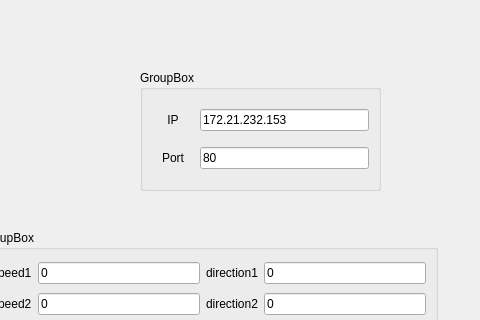
The window that HandyController/mainwindow.ui (maralmd78/HideAndSeek-BScProject) describes before a commit, drawn with Qt 5; both pictures show x 320 to 800 and y 0 to 320 of the 800 by 615 pixel window.
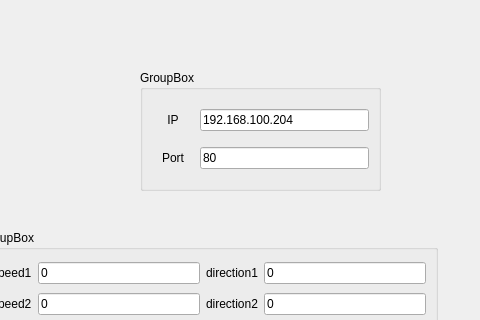
The same window after the commit.

```diff
--- a/HandyController/mainwindow.ui
+++ b/HandyController/mainwindow.ui
@@ -46,7 +46,7 @@
      <item row="0" column="1">
       <widget class="QLineEdit" name="lineEdit_IP">
        <property name="text">
-        <string>172.21.232.153</string>
+        <string>192.168.100.204</string>
        </property>
       </widget>
      </item>
```
